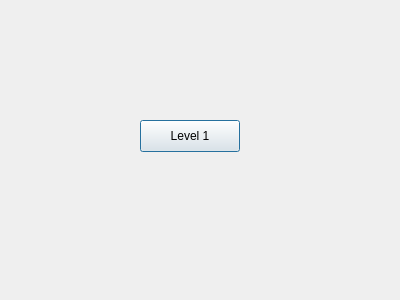
Above: FireboyWaterGirl/level.ui from yomnahisham/CSCE1101-03-CourseProject before the change. Below: the same form after it.
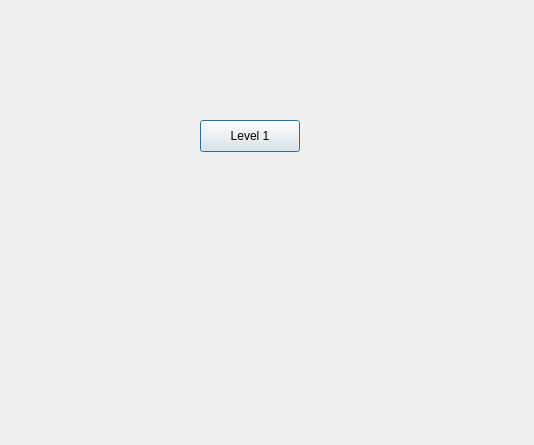
That is the form after the change.

Commit message: login/reg/level is done

Diff of the .ui file:
```diff
--- a/FireboyWaterGirl/level.ui
+++ b/FireboyWaterGirl/level.ui
@@ -6,8 +6,8 @@
    <rect>
     <x>0</x>
     <y>0</y>
-    <width>400</width>
-    <height>300</height>
+    <width>534</width>
+    <height>445</height>
    </rect>
   </property>
   <property name="windowTitle">
@@ -16,7 +16,7 @@
   <widget class="QPushButton" name="Level1">
    <property name="geometry">
     <rect>
-     <x>140</x>
+     <x>200</x>
      <y>120</y>
      <width>100</width>
      <height>32</height>
```
The commit also changes 33 other files.
